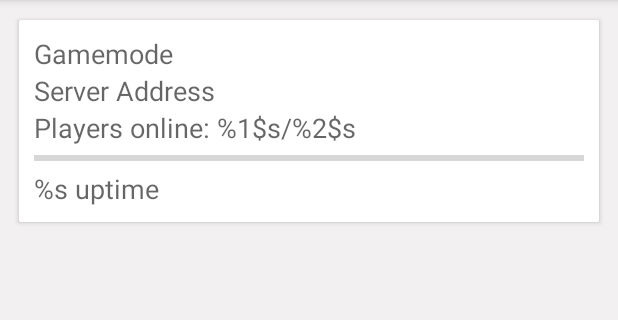
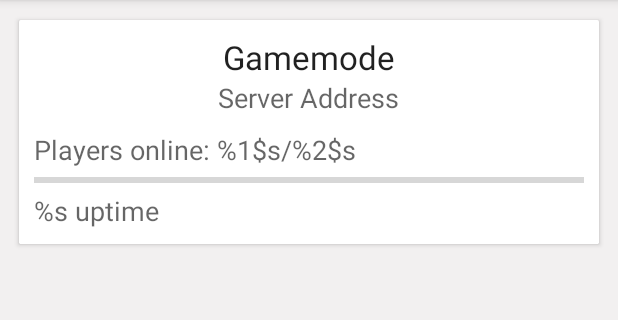
Before and after one commit to mick88/convoytrucking-android, an Android app: the screen it shows after launch (MainActivity), on a phone screen of 412 x 824 dp, the part 84-404 px from its top. Run offline under Robolectric (Android 15) with nearby library versions, the phone set to English and light mode, and no system bars; our stand-ins replace Volley; network calls fail; 1 statement that could not run was skipped.

Commit message:
Style server info card

```diff
--- a/app/src/main/res/layout/fragment_server_info.xml
+++ b/app/src/main/res/layout/fragment_server_info.xml
@@ -14,13 +14,15 @@
             android:id="@+id/tvGamemode"
             android:layout_width="wrap_content"
             android:layout_height="wrap_content"
+            android:layout_gravity="center_horizontal"
             android:text="Gamemode"
-            android:textAppearance="?android:textAppearanceMedium" />
+            android:textAppearance="?android:textAppearanceLarge" />
 
         <TextView
             android:id="@+id/tvServerAddress"
             android:layout_width="wrap_content"
             android:layout_height="wrap_content"
+            android:layout_gravity="center_horizontal"
             android:text="Server Address"
             android:textAppearance="?android:textAppearanceMedium" />
 
@@ -28,6 +30,7 @@
             android:id="@+id/tvPlayersOnline"
             android:layout_width="wrap_content"
             android:layout_height="wrap_content"
+            android:layout_marginTop="10dp"
             android:text="@string/players_online_s"
             android:textAppearance="?android:textAppearanceMedium" />
 
```
